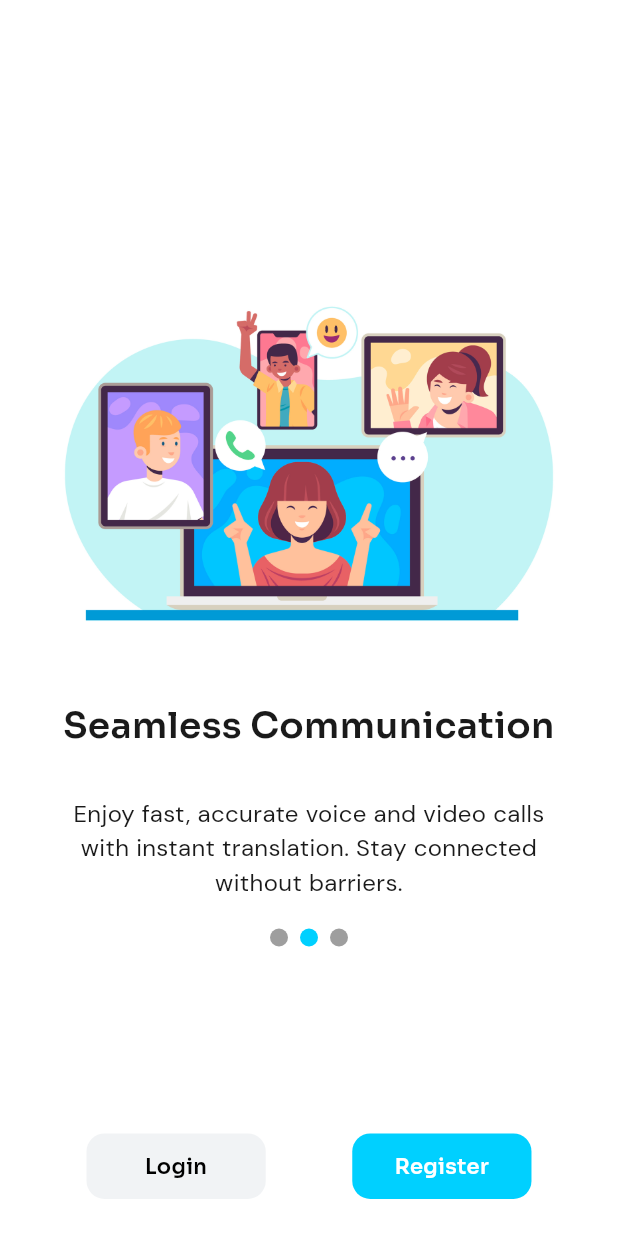
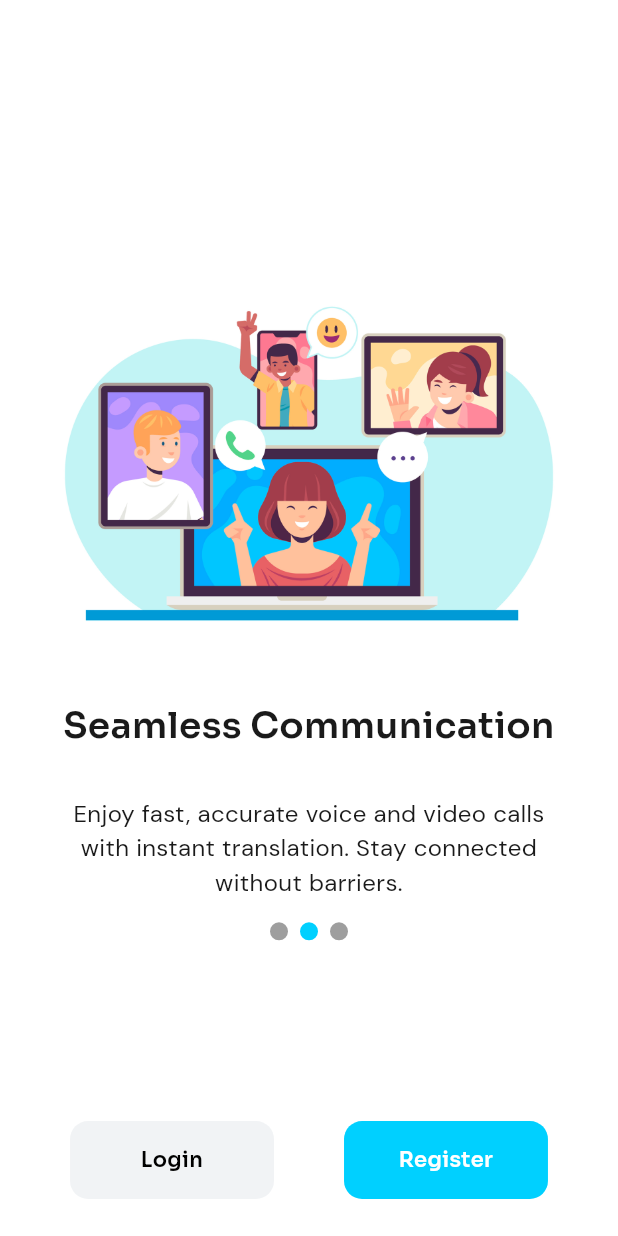
Before and after one commit to Mohammed-Kanbari/EazyTalk, a Flutter app: the screen it shows after launch, swiped to page 2, on a phone screen of 412 x 824 dp. Run offline on Flutter 3.47's test engine with Material 3 defaults, Android fonts, the phone set to English and light mode, and no system bars; drawn by our look-alikes of smooth_page_indicator; our stand-ins replace cached_network_image, cloud_firestore, connectivity_plus, firebase_auth, firebase_core, flutter_screenutil and 7 more; accounts and stored records are empty.

Commit message:
solving small issues

```diff
--- a/lib/Screens/main_screens/chatting.dart
+++ b/lib/Screens/main_screens/chatting.dart
@@ -10,7 +10,6 @@ import 'package:eazytalk/widgets/buttons/gradient_fab.dart';
 import 'package:eazytalk/widgets/chat/conversation_item.dart';
 import 'package:eazytalk/widgets/common/screen_header.dart';
 import 'package:eazytalk/core/theme/app_colors.dart';
-import 'package:eazytalk/widgets/inputs/search_bar.dart';
 import 'package:eazytalk/widgets/signs/section_search_bar.dart';
 import 'package:flutter/material.dart';
 import 'package:flutter_screenutil/flutter_screenutil.dart';
--- a/lib/Screens/main_screens/profile.dart
+++ b/lib/Screens/main_screens/profile.dart
@@ -1,7 +1,6 @@
 import 'package:flutter/material.dart';
 import 'package:flutter_screenutil/flutter_screenutil.dart';
 import 'package:eazytalk/core/theme/app_colors.dart';
-import 'package:eazytalk/core/theme/text_styles.dart';
 import 'package:eazytalk/services/auth/auth_service.dart';
 import 'package:eazytalk/services/user/user_service.dart';
 import 'package:eazytalk/widgets/common/screen_header.dart';
--- a/lib/Screens/starting_screens/welcome.dart
+++ b/lib/Screens/starting_screens/welcome.dart
@@ -67,8 +67,8 @@ class _WelcomeState extends State<Welcome> {
                   },
                   child: Container(
                     margin: EdgeInsets.only(bottom: screenWidth * 0.06),
-                    width: screenWidth * 0.29,
-                    height: screenHeight * 0.053,
+                    width: screenWidth * 0.33,
+                    height: screenHeight * 0.063,
                     decoration: BoxDecoration(
                       borderRadius: BorderRadius.circular(12),
                       color: const Color(0xFFF1F3F5),
@@ -95,8 +95,8 @@ class _WelcomeState extends State<Welcome> {
                   },
                   child: Container(
                     margin: EdgeInsets.only(bottom: screenWidth * 0.06),
-                    width: screenWidth * 0.29,
-                    height: screenHeight * 0.053,
+                    width: screenWidth * 0.33,
+                    height: screenHeight * 0.063,
                     decoration: BoxDecoration(
                       borderRadius: BorderRadius.circular(12),
                       color: const Color(0xFF00D0FF),
--- a/lib/widgets/tools/feature_card.dart
+++ b/lib/widgets/tools/feature_card.dart
@@ -70,7 +70,7 @@ class FeatureCard extends StatelessWidget {
           ),
           Container(
             margin: EdgeInsets.only(right: 17.w, bottom: 10.h),
-            height: 35.h,
+            height: 40.h,
             decoration: BoxDecoration(
               borderRadius: BorderRadius.circular(12),
               color: AppColors.primary,
```
Also changed, not shown: lib/services/theme/theme_serivce.dart (added).
